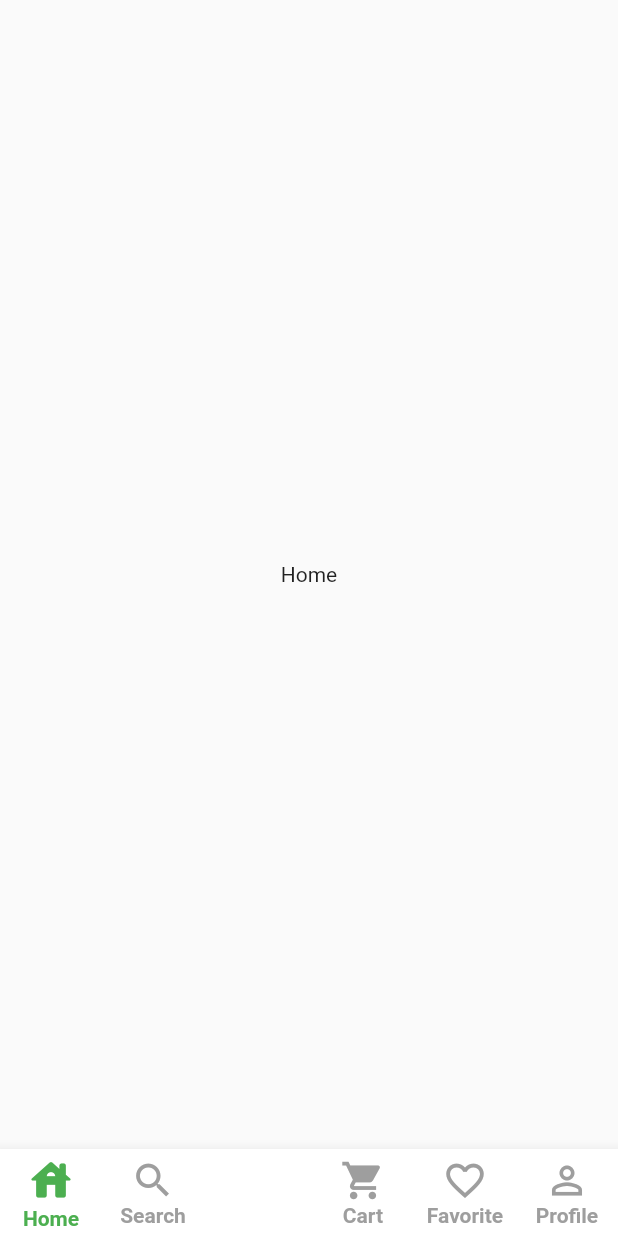
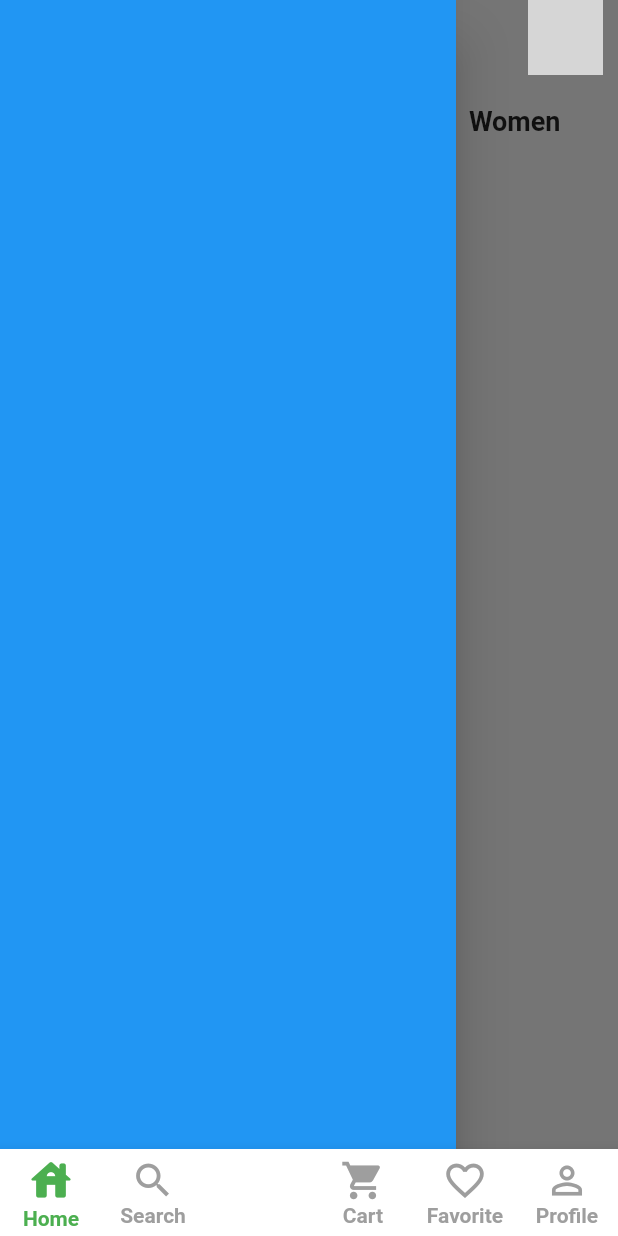
Before and after one commit to luonverak/Mini-Flutter-8-12, a Flutter app: the screen it shows after launch, with the side drawer open (before the commit the screen has no drawer), on a phone screen of 412 x 824 dp. Run offline on Flutter 3.47's test engine with Material 2 defaults, Android fonts, the phone set to English and light mode, and no system bars; drawn by our look-alikes of stylish_bottom_bar; network calls fail; grey boxes are pictures that could not be loaded.

Commit message:
code commit

```diff
--- a/lib/main.dart
+++ b/lib/main.dart
@@ -1,5 +1,4 @@
 import 'package:flutter/material.dart';
-
 import 'view/home_page.dart';
 
 void main() {
@@ -9,10 +8,10 @@ void main() {
 class MyApp extends StatelessWidget {
   const MyApp({super.key});
 
-  // This widget is the root of your application.
   @override
   Widget build(BuildContext context) {
     return const MaterialApp(
+      debugShowCheckedModeBanner: false,
       home: HomePage(),
     );
   }
--- /dev/null
+++ b/lib/model/category_model.dart
@@ -0,0 +1,16 @@
+class CategoryModel {
+  final int id; // primary_key
+  final String name;
+
+  CategoryModel({
+    required this.id,
+    required this.name,
+  });
+}
+
+final List<CategoryModel> listCategory = [
+  CategoryModel(id: 1, name: 'Popular'),
+  CategoryModel(id: 2, name: 'New Realease'),
+  CategoryModel(id: 3, name: 'Men'),
+  CategoryModel(id: 4, name: 'Women'),
+];
--- a/lib/view/home_page.dart
+++ b/lib/view/home_page.dart
@@ -1,6 +1,12 @@
+import 'package:demo3/view/search_screen.dart';
 import 'package:flutter/material.dart';
 import 'package:stylish_bottom_bar/model/bar_items.dart';
 import 'package:stylish_bottom_bar/stylish_bottom_bar.dart';
+
+import 'cart_screen.dart';
+import 'favorite_screen.dart';
+import 'home_screen.dart';
+import 'profile_screen.dart';
 
 class HomePage extends StatefulWidget {
   const HomePage({super.key});
@@ -11,7 +17,7 @@ class HomePage extends StatefulWidget {
 
 class _HomePageState extends State<HomePage> {
   dynamic selected;
-  var heart = false;
+
   PageController controller = PageController();
   @override
   Widget build(BuildContext context) {
@@ -75,16 +81,15 @@ class _HomePageState extends State<HomePage> {
           });
         },
       ),
-      body: SafeArea(
-        child: PageView(
-          controller: controller,
-          children: const [
-            Center(child: Text('Home')),
-            Center(child: Text('Star')),
-            Center(child: Text('Style')),
-            Center(child: Text('Profile')),
-          ],
-        ),
+      body: PageView(
+        controller: controller,
+        children: const [
+          HomeScreen(),
+          SearchScreen(),
+          CartScreen(),
+          FavoriteScreen(),
+          ProfileScreen()
+        ],
       ),
     );
   }
--- /dev/null
+++ b/lib/view/home_screen.dart
@@ -0,0 +1,44 @@
+import 'package:demo3/model/category_model.dart';
+import 'package:demo3/widget/colors_data.dart';
+import 'package:flutter/material.dart';
+
+import '../widget/appbar_screen.dart';
+import '../widget/drawer_screen.dart';
+
+class HomeScreen extends StatelessWidget {
+  const HomeScreen({super.key});
+
+  @override
+  Widget build(BuildContext context) {
+    return Scaffold(
+      backgroundColor: backgroundColor,
+      drawer: const DrawerScreen(),
+      body: ListView(
+        children: [
+          const AppBarScreen(),
+          const SizedBox(
+            height: 20,
+          ),
+          SingleChildScrollView(
+            scrollDirection: Axis.horizontal,
+            child: Row(
+              children: [
+                for (int i = 0; i < listCategory.length; i++)
+                  Padding(
+                    padding: const EdgeInsets.only(right: 20, left: 10),
+                    child: Text(
+                      listCategory[i].name,
+                      style: const TextStyle(
+                        fontSize: 18,
+                        fontWeight: FontWeight.w700,
+                      ),
+                    ),
+                  ),
+              ],
+            ),
+          ),
+        ],
+      ),
+    );
+  }
+}
--- /dev/null
+++ b/lib/widget/appbar_screen.dart
@@ -0,0 +1,41 @@
+import 'package:flutter/material.dart';
+
+class AppBarScreen extends StatelessWidget {
+  const AppBarScreen({super.key});
+
+  @override
+  Widget build(BuildContext context) {
+    return Padding(
+      padding: const EdgeInsets.only(left: 10, right: 10),
+      child: Row(
+        mainAxisAlignment: MainAxisAlignment.spaceBetween,
+        children: [
+          Container(
+            decoration: BoxDecoration(
+              borderRadius: BorderRadius.circular(10),
+              border: Border.all(width: 1),
+            ),
+            child: IconButton(
+              onPressed: () {
+                Scaffold.of(context).openDrawer();
+              },
+              icon: const Icon(Icons.menu),
+            ),
+          ),
+          Container(
+            width: 50,
+            height: 50,
+            decoration: BoxDecoration(
+              borderRadius: BorderRadius.circular(10),
+              image: const DecorationImage(
+                fit: BoxFit.cover,
+                image: NetworkImage(
+                    'https://img.freepik.com/premium-photo/young-girl-holding-film-camera-with-beautiful-zinnia-blooming-field-background-vacation-time_26077-225.jpg'),
+              ),
+            ),
+          ),
+        ],
+      ),
+    );
+  }
+}
--- /dev/null
+++ b/lib/widget/colors_data.dart
@@ -0,0 +1,3 @@
+import 'package:flutter/material.dart';
+
+const Color backgroundColor = Colors.white;
--- /dev/null
+++ b/lib/widget/drawer_screen.dart
@@ -0,0 +1,12 @@
+import 'package:flutter/material.dart';
+
+class DrawerScreen extends StatelessWidget {
+  const DrawerScreen({super.key});
+
+  @override
+  Widget build(BuildContext context) {
+    return const Drawer(
+      backgroundColor: Colors.blue,
+    );
+  }
+}
```
Also changed, not shown: lib/view/cart_screen.dart (added, +14 -0 lines), lib/view/favorite_screen.dart (added, +14 -0 lines), lib/view/profile_screen.dart (added, +14 -0 lines), lib/view/search_screen.dart (added, +14 -0 lines).
